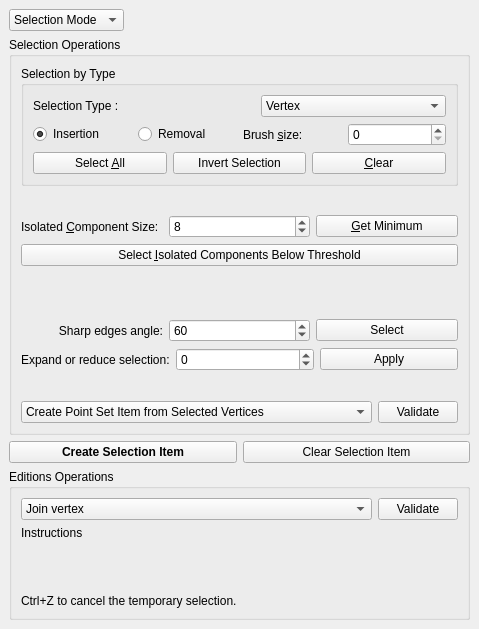
Above: Polyhedron/demo/Polyhedron/Plugins/PMP/Selection_widget.ui from CGAL/cgal before the change. Below: the same form after it.
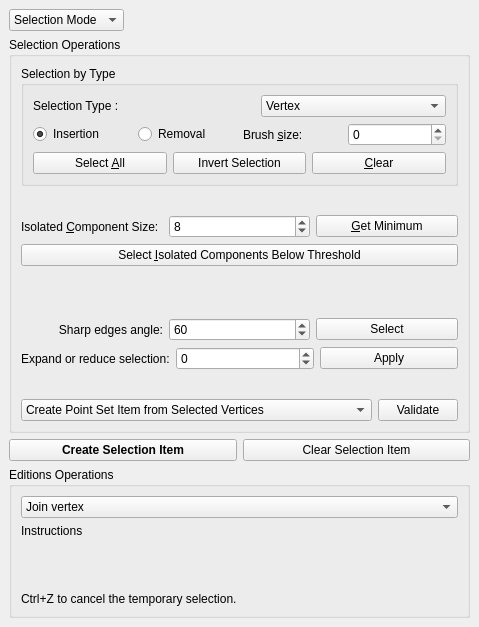
That is the form after the change.

Commit message: Fix for Move_vertex

Diff of the .ui file:
```diff
--- a/Polyhedron/demo/Polyhedron/Plugins/PMP/Selection_widget.ui
+++ b/Polyhedron/demo/Polyhedron/Plugins/PMP/Selection_widget.ui
@@ -7,7 +7,7 @@
     <x>0</x>
     <y>0</y>
     <width>479</width>
-    <height>629</height>
+    <height>627</height>
    </rect>
   </property>
   <property name="windowTitle">
@@ -435,8 +435,6 @@
        <item>
         <layout class="QVBoxLayout" name="verticalLayout_9" stretch="0,1,0,0">
          <item>
-          <layout class="QHBoxLayout" name="horizontalLayout_11" stretch="1,0">
-           <item>
             <widget class="QComboBox" name="editionBox">
              <item>
               <property name="text">
@@ -499,15 +497,6 @@
               </property>
              </item>
             </widget>
-           </item>
-           <item>
-            <widget class="QPushButton" name="validateMoveButton">
-             <property name="text">
-              <string>Validate</string>
-             </property>
-            </widget>
-           </item>
-          </layout>
          </item>
          <item>
           <widget class="QLabel" name="instructionsLabel">
```
Lines whose indentation alone changed are shown as unchanged. The commit also changes 2 other files.
